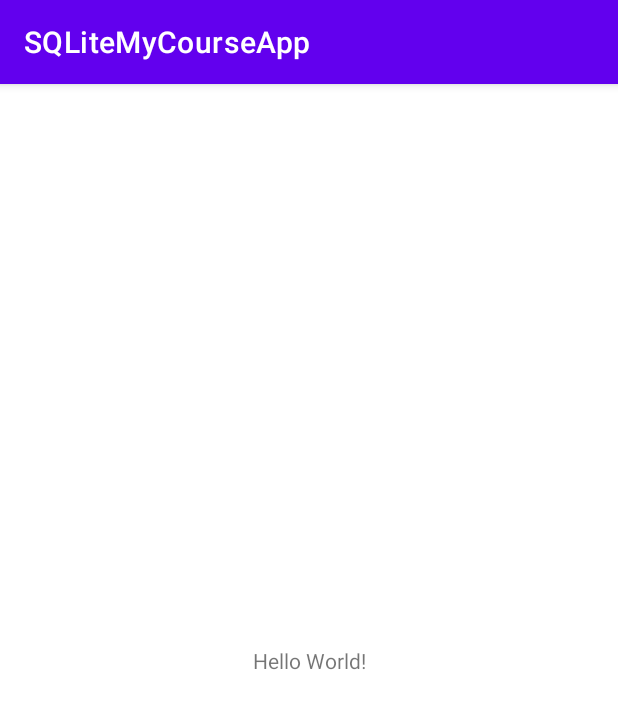
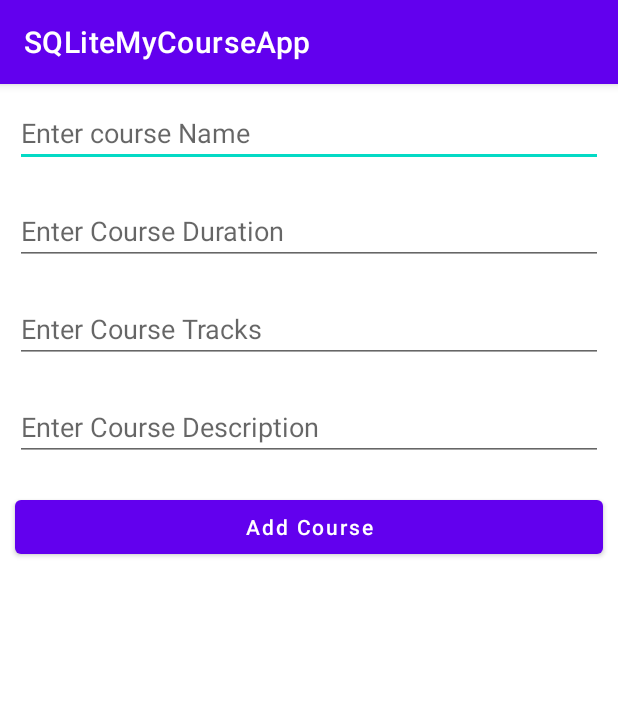
Before and after one commit to NoumanShah042/Android-SQLiteMyCourseApp, an Android app: the screen it shows after launch (MainActivity), on a phone screen of 412 x 824 dp. Shown: the top 709 px of the screen. Run offline under Robolectric (Android 15) with nearby library versions, the phone set to English and light mode, and no system bars.

Commit message:
add course button

```diff
--- a/app/src/main/AndroidManifest.xml
+++ b/app/src/main/AndroidManifest.xml
@@ -1,7 +1,7 @@
 <?xml version="1.0" encoding="utf-8"?>
 <manifest xmlns:android="http://schemas.android.com/apk/res/android"
     package="com.example.sqlitemycourseapp">
-
+    <uses-permission android:name="android.permission.READ_EXTERNAL_STORAGE" />
 
     <application
         android:allowBackup="true"
--- /dev/null
+++ b/app/src/main/java/com/example/sqlitemycourseapp/DBHandler.java
@@ -0,0 +1,94 @@
+package com.example.sqlitemycourseapp;
+
+
+import android.content.ContentValues;
+import android.content.Context;
+import android.database.sqlite.SQLiteDatabase;
+import android.database.sqlite.SQLiteOpenHelper;
+
+public class DBHandler extends SQLiteOpenHelper {
+
+    // creating a constant variables for our database.
+    // below variable is for our database name.
+    private static final String DB_NAME = "coursedb";
+
+    // below int is our database version
+    private static final int DB_VERSION = 1;
+
+    // below variable is for our table name.
+    private static final String TABLE_NAME = "mycourses";
+
+    // below variable is for our id column.
+    private static final String ID_COL = "id";
+
+    // below variable is for our course name column
+    private static final String NAME_COL = "name";
+
+    // below variable id for our course duration column.
+    private static final String DURATION_COL = "duration";
+
+    // below variable for our course description column.
+    private static final String DESCRIPTION_COL = "description";
+
+    // below variable is for our course tracks column.
+    private static final String TRACKS_COL = "tracks";
+
+    // creating a constructor for our database handler.
+    public DBHandler(Context context) {
+        super(context, DB_NAME, null, DB_VERSION);
+    }
+
+    // below method is for creating a database by running a sqlite query
+    @Override
+    public void onCreate(SQLiteDatabase db) {
+        // on below line we are creating
+        // an sqlite query and we are
+        // setting our column names
+        // along with their data types.
+        String query = "CREATE TABLE " + TABLE_NAME + " ("
+                + ID_COL + " INTEGER PRIMARY KEY AUTOINCREMENT, "
+                + NAME_COL + " TEXT,"
+                + DURATION_COL + " TEXT,"
+                + DESCRIPTION_COL + " TEXT,"
+                + TRACKS_COL + " TEXT)";
+
+        // at last we are calling a exec sql
+        // method to execute above sql query
+        db.execSQL(query);
+    }
+
+    // this method is use to add new course to our sqlite database.
+    public void addNewCourse(String courseName, String courseDuration, String courseDescription, String courseTracks) {
+
+        // on below line we are creating a variable for
+        // our sqlite database and calling writable method
+        // as we are writing data in our database.
+        SQLiteDatabase db = this.getWritableDatabase();
+
+        // on below line we are creating a
+        // variable for content values.
+        ContentValues values = new ContentValues();
+
+        // on below line we are passing all values
+        // along with its key and value pair.
+        values.put(NAME_COL, courseName);
+        values.put(DURATION_COL, courseDuration);
+        values.put(DESCRIPTION_COL, courseDescription);
+        values.put(TRACKS_COL, courseTracks);
+
+        // after adding all values we are passing
+        // content values to our table.
+        db.insert(TABLE_NAME, null, values);
+
+        // at last we are closing our
+        // database after adding database.
+        db.close();
+    }
+
+    @Override
+    public void onUpgrade(SQLiteDatabase db, int oldVersion, int newVersion) {
+        // this method is called to check if the table exists already.
+        db.execSQL("DROP TABLE IF EXISTS " + TABLE_NAME);
+        onCreate(db);
+    }
+}
--- a/app/src/main/java/com/example/sqlitemycourseapp/MainActivity.java
+++ b/app/src/main/java/com/example/sqlitemycourseapp/MainActivity.java
@@ -1,14 +1,64 @@
 package com.example.sqlitemycourseapp;
+
+import android.os.Bundle;
+import android.view.View;
+import android.widget.Button;
+import android.widget.EditText;
+import android.widget.Toast;
 
 import androidx.appcompat.app.AppCompatActivity;
 
-import android.os.Bundle;
+public class MainActivity extends AppCompatActivity {
 
-public class MainActivity extends AppCompatActivity {
+    // creating variables for our edittext, button and dbhandler
+    private EditText courseNameEdt, courseTracksEdt, courseDurationEdt, courseDescriptionEdt;
+    private Button addCourseBtn;
+    private DBHandler dbHandler;
 
     @Override
     protected void onCreate(Bundle savedInstanceState) {
         super.onCreate(savedInstanceState);
         setContentView(R.layout.activity_main);
+
+        // initializing all our variables.
+        courseNameEdt = findViewById(R.id.idEdtCourseName);
+        courseTracksEdt = findViewById(R.id.idEdtCourseTracks);
+        courseDurationEdt = findViewById(R.id.idEdtCourseDuration);
+        courseDescriptionEdt = findViewById(R.id.idEdtCourseDescription);
+        addCourseBtn = findViewById(R.id.idBtnAddCourse);
+
+        // creating a new dbhandler class
+        // and passing our context to it.
+        dbHandler = new DBHandler(MainActivity.this);
+
+        // below line is to add on click listener for our add course button.
+        addCourseBtn.setOnClickListener(new View.OnClickListener() {
+            @Override
+            public void onClick(View v) {
+
+                // below line is to get data from all edit text fields.
+                String courseName = courseNameEdt.getText().toString();
+                String courseTracks = courseTracksEdt.getText().toString();
+                String courseDuration = courseDurationEdt.getText().toString();
+                String courseDescription = courseDescriptionEdt.getText().toString();
+
+                // validating if the text fields are empty or not.
+                if (courseName.isEmpty() && courseTracks.isEmpty() && courseDuration.isEmpty() && courseDescription.isEmpty()) {
+                    Toast.makeText(MainActivity.this, "Please enter all the data..", Toast.LENGTH_SHORT).show();
+                    return;
+                }
+
+                // on below line we are calling a method to add new
+                // course to sqlite data and pass all our values to it.
+                dbHandler.addNewCourse(courseName, courseDuration, courseDescription, courseTracks);
+
+                // after adding the data we are displaying a toast message.
+                Toast.makeText(MainActivity.this, "Course has been added.", Toast.LENGTH_SHORT).show();
+                courseNameEdt.setText("");
+                courseDurationEdt.setText("");
+                courseTracksEdt.setText("");
+                courseDescriptionEdt.setText("");
+            }
+        });
     }
 }
--- a/app/src/main/res/layout/activity_main.xml
+++ b/app/src/main/res/layout/activity_main.xml
@@ -1,18 +1,52 @@
 <?xml version="1.0" encoding="utf-8"?>
-<androidx.constraintlayout.widget.ConstraintLayout xmlns:android="http://schemas.android.com/apk/res/android"
-    xmlns:app="http://schemas.android.com/apk/res-auto"
+<LinearLayout xmlns:android="http://schemas.android.com/apk/res/android"
     xmlns:tools="http://schemas.android.com/tools"
     android:layout_width="match_parent"
     android:layout_height="match_parent"
+    android:orientation="vertical"
     tools:context=".MainActivity">
 
-    <TextView
-        android:layout_width="wrap_content"
+    <!--Edit text to enter course name-->
+    <EditText
+        android:id="@+id/idEdtCourseName"
+        android:layout_width="match_parent"
         android:layout_height="wrap_content"
-        android:text="Hello World!"
-        app:layout_constraintBottom_toBottomOf="parent"
-        app:layout_constraintLeft_toLeftOf="parent"
-        app:layout_constraintRight_toRightOf="parent"
-        app:layout_constraintTop_toTopOf="parent" />
+        android:layout_margin="10dp"
+        android:hint="Enter course Name" />
 
-</androidx.constraintlayout.widget.ConstraintLayout>
+    <!--edit text to enter course duration-->
+    <EditText
+        android:id="@+id/idEdtCourseDuration"
+        android:layout_width="match_parent"
+        android:layout_height="wrap_content"
+        android:layout_margin="10dp"
+        android:hint="Enter Course Duration" />
+
+    <!--edit text to display course tracks-->
+    <EditText
+        android:id="@+id/idEdtCourseTracks"
+        android:layout_width="match_parent"
+        android:layout_height="wrap_content"
+        android:layout_margin="10dp"
+        android:hint="Enter Course Tracks" />
+
+    <!--edit text for course description-->
+    <EditText
+        android:id="@+id/idEdtCourseDescription"
+        android:layout_width="match_parent"
+        android:layout_height="wrap_content"
+        android:layout_margin="10dp"
+        android:hint="Enter Course Description" />
+
+    <!--button for adding new course-->
+    <Button
+        android:id="@+id/idBtnAddCourse"
+        android:layout_width="match_parent"
+        android:layout_height="wrap_content"
+        android:layout_margin="10dp"
+        android:text="Add Course"
+        android:textAllCaps="false" />
+
+
+
+</LinearLayout>
```
